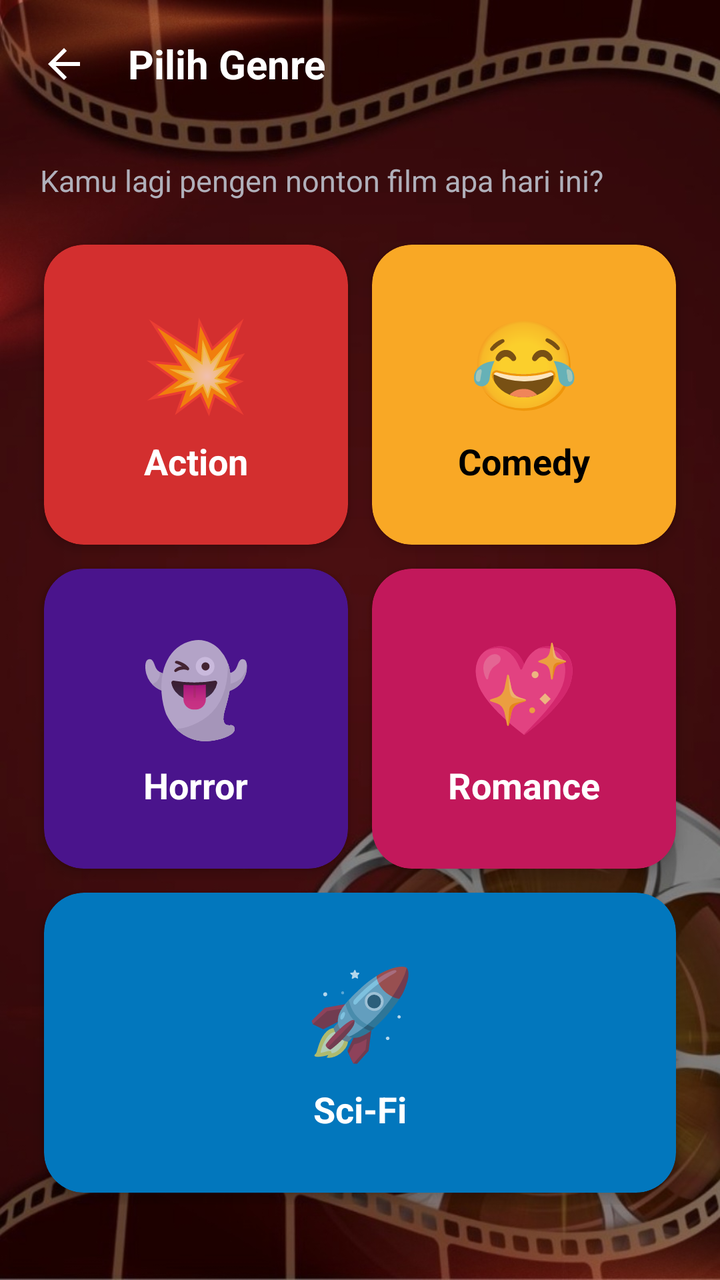
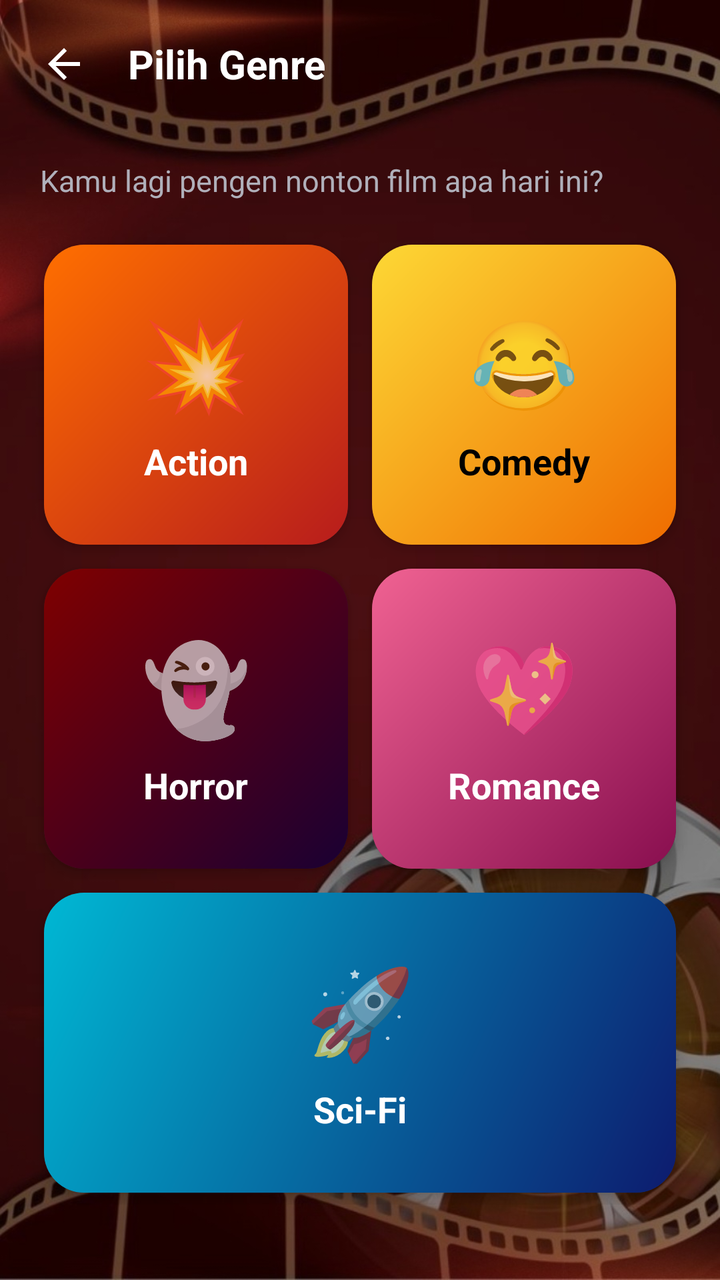

An Android layout rendered at two revisions. The XML below is the earlier revision; the diff shows what the commit changed to produce the second picture.
<!-- AndroidManifest.xml: application theme Theme.MoviePicker -->
<!-- res/layout/activity_genre.xml -->
<?xml version="1.0" encoding="utf-8"?>
<LinearLayout xmlns:android="http://schemas.android.com/apk/res/android"
    xmlns:app="http://schemas.android.com/apk/res-auto"
    android:layout_width="match_parent"
    android:layout_height="match_parent"
    android:background="@drawable/bg_image"
    android:fitsSystemWindows="true"
    android:orientation="vertical">

    
    <LinearLayout
        android:layout_width="match_parent"
        android:layout_height="wrap_content"
        android:gravity="center_vertical"
        android:orientation="horizontal"
        android:padding="8dp">

        <ImageButton
            android:id="@+id/ibBack"
            android:layout_width="48dp"
            android:layout_height="48dp"
            android:background="?attr/selectableItemBackgroundBorderless"
            android:contentDescription="@string/cd_back"
            android:src="@drawable/ic_arrow_back" />

        <TextView
            android:id="@+id/tvScreenTitle"
            android:layout_width="0dp"
            android:layout_height="wrap_content"
            android:layout_marginStart="8dp"
            android:layout_weight="1"
            android:text="@string/genre_title"
            android:textColor="@color/text_primary"
            android:textSize="20sp"
            android:textStyle="bold" />
    </LinearLayout>

    <ScrollView
        android:layout_width="match_parent"
        android:layout_height="0dp"
        android:layout_weight="1">

        <LinearLayout
            android:layout_width="match_parent"
            android:layout_height="wrap_content"
            android:orientation="vertical"
            android:padding="16dp">

            <TextView
                android:layout_width="match_parent"
                android:layout_height="wrap_content"
                android:layout_marginStart="4dp"
                android:layout_marginBottom="16dp"
                android:text="@string/genre_subtitle"
                android:textColor="@color/text_secondary"
                android:textSize="15sp" />

            
            <LinearLayout
                android:layout_width="match_parent"
                android:layout_height="wrap_content"
                android:orientation="horizontal">

                <com.google.android.material.card.MaterialCardView
                    android:id="@+id/cardAction"
                    android:layout_width="0dp"
                    android:layout_weight="1"
                    android:layout_height="150dp"
                    android:layout_margin="6dp"
                    android:clickable="true"
                    android:focusable="true"
                    app:cardBackgroundColor="@color/genre_action"
                    app:cardCornerRadius="20dp"
                    app:cardElevation="4dp">

                    <LinearLayout
                        android:layout_width="match_parent"
                        android:layout_height="match_parent"
                        android:gravity="center"
                        android:orientation="vertical">

                        <TextView
                            android:layout_width="wrap_content"
                            android:layout_height="wrap_content"
                            android:text="💥"
                            android:textSize="44sp" />

                        <TextView
                            android:layout_width="wrap_content"
                            android:layout_height="wrap_content"
                            android:layout_marginTop="8dp"
                            android:text="@string/genre_action"
                            android:textColor="@color/white"
                            android:textSize="18sp"
                            android:textStyle="bold" />
                    </LinearLayout>
                </com.google.android.material.card.MaterialCardView>
                <com.google.android.material.card.MaterialCardView
                    android:id="@+id/cardComedy"
                    android:layout_width="0dp"
                    android:layout_weight="1"
                    android:layout_height="150dp"
                    android:layout_margin="6dp"
                    android:clickable="true"
                    android:focusable="true"
                    app:cardBackgroundColor="@color/genre_comedy"
                    app:cardCornerRadius="20dp"
                    app:cardElevation="4dp">

                    <LinearLayout
                        android:layout_width="match_parent"
                        android:layout_height="match_parent"
                        android:gravity="center"
                        android:orientation="vertical">

                        <TextView
                            android:layout_width="wrap_content"
                            android:layout_height="wrap_content"
                            android:text="😂"
                            android:textSize="44sp" />

                        <TextView
                            android:layout_width="wrap_content"
                            android:layout_height="wrap_content"
                            android:layout_marginTop="8dp"
                            android:text="@string/genre_comedy"
                            android:textColor="@color/black"
                            android:textSize="18sp"
                            android:textStyle="bold" />
                    </LinearLayout>
                </com.google.android.material.card.MaterialCardView>
            </LinearLayout>

            
            <LinearLayout
                android:layout_width="match_parent"
                android:layout_height="wrap_content"
                android:orientation="horizontal">

                <com.google.android.material.card.MaterialCardView
                    android:id="@+id/cardHorror"
                    android:layout_width="0dp"
                    android:layout_weight="1"
                    android:layout_height="150dp"
                    android:layout_margin="6dp"
                    android:clickable="true"
                    android:focusable="true"
                    app:cardBackgroundColor="@color/genre_horror"
                    app:cardCornerRadius="20dp"
                    app:cardElevation="4dp">

                    <LinearLayout
                        android:layout_width="match_parent"
                        android:layout_height="match_parent"
                        android:gravity="center"
                        android:orientation="vertical">

                        <TextView
                            android:layout_width="wrap_content"
                            android:layout_height="wrap_content"
                            android:text="👻"
                            android:textSize="44sp" />

                        <TextView
                            android:layout_width="wrap_content"
                            android:layout_height="wrap_content"
                            android:layout_marginTop="8dp"
                            android:text="@string/genre_horror"
                            android:textColor="@color/white"
                            android:textSize="18sp"
                            android:textStyle="bold" />
                    </LinearLayout>
                </com.google.android.material.card.MaterialCardView>
                <com.google.android.material.card.MaterialCardView
                    android:id="@+id/cardRomance"
                    android:layout_width="0dp"
                    android:layout_weight="1"
                    android:layout_height="150dp"
                    android:layout_margin="6dp"
                    android:clickable="true"
                    android:focusable="true"
                    app:cardBackgroundColor="@color/genre_romance"
                    app:cardCornerRadius="20dp"
                    app:cardElevation="4dp">

                    <LinearLayout
                        android:layout_width="match_parent"
                        android:layout_height="match_parent"
                        android:gravity="center"
                        android:orientation="vertical">

                        <TextView
                            android:layout_width="wrap_content"
                            android:layout_height="wrap_content"
                            android:text="💖"
                            android:textSize="44sp" />

                        <TextView
                            android:layout_width="wrap_content"
                            android:layout_height="wrap_content"
                            android:layout_marginTop="8dp"
                            android:text="@string/genre_romance"
                            android:textColor="@color/white"
                            android:textSize="18sp"
                            android:textStyle="bold" />
                    </LinearLayout>
                </com.google.android.material.card.MaterialCardView>
            </LinearLayout>

            
                <com.google.android.material.card.MaterialCardView
                    android:id="@+id/cardScifi"
                    android:layout_width="match_parent"
                    android:layout_height="150dp"
                    android:layout_margin="6dp"
                    android:clickable="true"
                    android:focusable="true"
                    app:cardBackgroundColor="@color/genre_scifi"
                    app:cardCornerRadius="20dp"
                    app:cardElevation="4dp">

                    <LinearLayout
                        android:layout_width="match_parent"
                        android:layout_height="match_parent"
                        android:gravity="center"
                        android:orientation="vertical">

                        <TextView
                            android:layout_width="wrap_content"
                            android:layout_height="wrap_content"
                            android:text="🚀"
                            android:textSize="44sp" />

                        <TextView
                            android:layout_width="wrap_content"
                            android:layout_height="wrap_content"
                            android:layout_marginTop="8dp"
                            android:text="@string/genre_scifi"
                            android:textColor="@color/white"
                            android:textSize="18sp"
                            android:textStyle="bold" />
                    </LinearLayout>
                </com.google.android.material.card.MaterialCardView>

        </LinearLayout>
    </ScrollView>
</LinearLayout>
<!-- resources referenced by this layout -->
<resources>
  <color name="black">#000000</color>
  <color name="genre_action">#D32F2F</color>
  <color name="genre_comedy">#F9A825</color>
  <color name="genre_horror">#4A148C</color>
  <color name="genre_romance">#C2185B</color>
  <color name="genre_scifi">#0277BD</color>
  <color name="text_primary">#FFFFFF</color>
  <color name="text_secondary">#B0B0BA</color>
  <color name="white">#FFFFFF</color>
  <!-- drawable ic_arrow_back (drawable) -->
  <?xml version="1.0" encoding="utf-8"?>
  <vector xmlns:android="http://schemas.android.com/apk/res/android"
      android:width="24dp"
      android:height="24dp"
      android:viewportWidth="24"
      android:viewportHeight="24">
      <path
          android:fillColor="#FFFFFF"
          android:pathData="M20,11H7.83l5.59,-5.59L12,4l-8,8 8,8 1.41,-1.41L7.83,13H20v-2z" />
  </vector>
  <string name="cd_back">Kembali</string>
  <string name="genre_action">Action</string>
  <string name="genre_comedy">Comedy</string>
  <string name="genre_horror">Horror</string>
  <string name="genre_romance">Romance</string>
  <string name="genre_scifi">Sci-Fi</string>
  <string name="genre_subtitle">Kamu lagi pengen nonton film apa hari ini?</string>
  <string name="genre_title">Pilih Genre</string>
  <color name="accent_red">#E50914</color>
  <color name="accent_red_dark">#B20710</color>
  <color name="accent_orange">#FF7A1A</color>
  <color name="surface">#1B1B21</color>
  <color name="bg_dark">#0D0D10</color>
  <!-- unchanged entries left out for length: 2 -->
</resources>

<!-- the commit's change to res/layout/activity_genre.xml (unified diff, before → after) -->
@@ -69,9 +69,15 @@
                     android:layout_margin="6dp"
                     android:clickable="true"
                     android:focusable="true"
-                    app:cardBackgroundColor="@color/genre_action"
-                    app:cardCornerRadius="20dp"
-                    app:cardElevation="4dp">
+                    app:cardCornerRadius="20dp"
+                    app:cardElevation="4dp">
+
+                    <ImageView
+                        android:layout_width="match_parent"
+                        android:layout_height="match_parent"
+                        android:src="@drawable/poster_action"
+                        android:scaleType="centerCrop"
+                        android:contentDescription="Action Genre" />
 
                     <LinearLayout
                         android:layout_width="match_parent"
@@ -103,9 +109,15 @@
                     android:layout_margin="6dp"
                     android:clickable="true"
                     android:focusable="true"
-                    app:cardBackgroundColor="@color/genre_comedy"
-                    app:cardCornerRadius="20dp"
-                    app:cardElevation="4dp">
+                    app:cardCornerRadius="20dp"
+                    app:cardElevation="4dp">
+
+                    <ImageView
+                        android:layout_width="match_parent"
+                        android:layout_height="match_parent"
+                        android:src="@drawable/poster_comedy"
+                        android:scaleType="centerCrop"
+                        android:contentDescription="Comedy Genre" />
 
                     <LinearLayout
                         android:layout_width="match_parent"
@@ -145,9 +157,15 @@
                     android:layout_margin="6dp"
                     android:clickable="true"
                     android:focusable="true"
-                    app:cardBackgroundColor="@color/genre_horror"
-                    app:cardCornerRadius="20dp"
-                    app:cardElevation="4dp">
+                    app:cardCornerRadius="20dp"
+                    app:cardElevation="4dp">
+
+                    <ImageView
+                        android:layout_width="match_parent"
+                        android:layout_height="match_parent"
+                        android:src="@drawable/poster_horror"
+                        android:scaleType="centerCrop"
+                        android:contentDescription="Horror Genre" />
 
                     <LinearLayout
                         android:layout_width="match_parent"
@@ -179,9 +197,15 @@
                     android:layout_margin="6dp"
                     android:clickable="true"
                     android:focusable="true"
-                    app:cardBackgroundColor="@color/genre_romance"
-                    app:cardCornerRadius="20dp"
-                    app:cardElevation="4dp">
+                    app:cardCornerRadius="20dp"
+                    app:cardElevation="4dp">
+
+                    <ImageView
+                        android:layout_width="match_parent"
+                        android:layout_height="match_parent"
+                        android:src="@drawable/poster_romance"
+                        android:scaleType="centerCrop"
+                        android:contentDescription="Romance Genre" />
 
                     <LinearLayout
                         android:layout_width="match_parent"
@@ -215,9 +239,15 @@
                     android:layout_margin="6dp"
                     android:clickable="true"
                     android:focusable="true"
-                    app:cardBackgroundColor="@color/genre_scifi"
-                    app:cardCornerRadius="20dp"
-                    app:cardElevation="4dp">
+                    app:cardCornerRadius="20dp"
+                    app:cardElevation="4dp">
+
+                    <ImageView
+                        android:layout_width="match_parent"
+                        android:layout_height="match_parent"
+                        android:src="@drawable/poster_scifi"
+                        android:scaleType="centerCrop"
+                        android:contentDescription="Sci-Fi Genre" />
 
                     <LinearLayout
                         android:layout_width="match_parent"
<!-- resource entries referenced after the edit -->
@@ -1,11 +1,6 @@
 <!-- resources referenced by this layout -->
 <resources>
   <color name="black">#000000</color>
-  <color name="genre_action">#D32F2F</color>
-  <color name="genre_comedy">#F9A825</color>
-  <color name="genre_horror">#4A148C</color>
-  <color name="genre_romance">#C2185B</color>
-  <color name="genre_scifi">#0277BD</color>
   <color name="text_primary">#FFFFFF</color>
   <color name="text_secondary">#B0B0BA</color>
   <color name="white">#FFFFFF</color>
@@ -20,6 +15,61 @@
           android:fillColor="#FFFFFF"
           android:pathData="M20,11H7.83l5.59,-5.59L12,4l-8,8 8,8 1.41,-1.41L7.83,13H20v-2z" />
   </vector>
+  <!-- drawable poster_action (drawable) -->
+  <?xml version="1.0" encoding="utf-8"?>
+  <shape xmlns:android="http://schemas.android.com/apk/res/android"
+      android:shape="rectangle">
+      <corners android:radius="12dp" />
+      <gradient
+          android:angle="135"
+          android:endColor="#FF6F00"
+          android:startColor="#B71C1C"
+          android:type="linear" />
+  </shape>
+  <!-- drawable poster_comedy (drawable) -->
+  <?xml version="1.0" encoding="utf-8"?>
+  <shape xmlns:android="http://schemas.android.com/apk/res/android"
+      android:shape="rectangle">
+      <corners android:radius="12dp" />
+      <gradient
+          android:angle="135"
+          android:endColor="#FDD835"
+          android:startColor="#EF6C00"
+          android:type="linear" />
+  </shape>
+  <!-- drawable poster_horror (drawable) -->
+  <?xml version="1.0" encoding="utf-8"?>
+  <shape xmlns:android="http://schemas.android.com/apk/res/android"
+      android:shape="rectangle">
+      <corners android:radius="12dp" />
+      <gradient
+          android:angle="135"
+          android:endColor="#7F0000"
+          android:startColor="#1A0033"
+          android:type="linear" />
+  </shape>
+  <!-- drawable poster_romance (drawable) -->
+  <?xml version="1.0" encoding="utf-8"?>
+  <shape xmlns:android="http://schemas.android.com/apk/res/android"
+      android:shape="rectangle">
+      <corners android:radius="12dp" />
+      <gradient
+          android:angle="135"
+          android:endColor="#F06292"
+          android:startColor="#880E4F"
+          android:type="linear" />
+  </shape>
+  <!-- drawable poster_scifi (drawable) -->
+  <?xml version="1.0" encoding="utf-8"?>
+  <shape xmlns:android="http://schemas.android.com/apk/res/android"
+      android:shape="rectangle">
+      <corners android:radius="12dp" />
+      <gradient
+          android:angle="135"
+          android:endColor="#00B8D4"
+          android:startColor="#0D1B6E"
+          android:type="linear" />
+  </shape>
   <string name="cd_back">Kembali</string>
   <string name="genre_action">Action</string>
   <string name="genre_comedy">Comedy</string>
